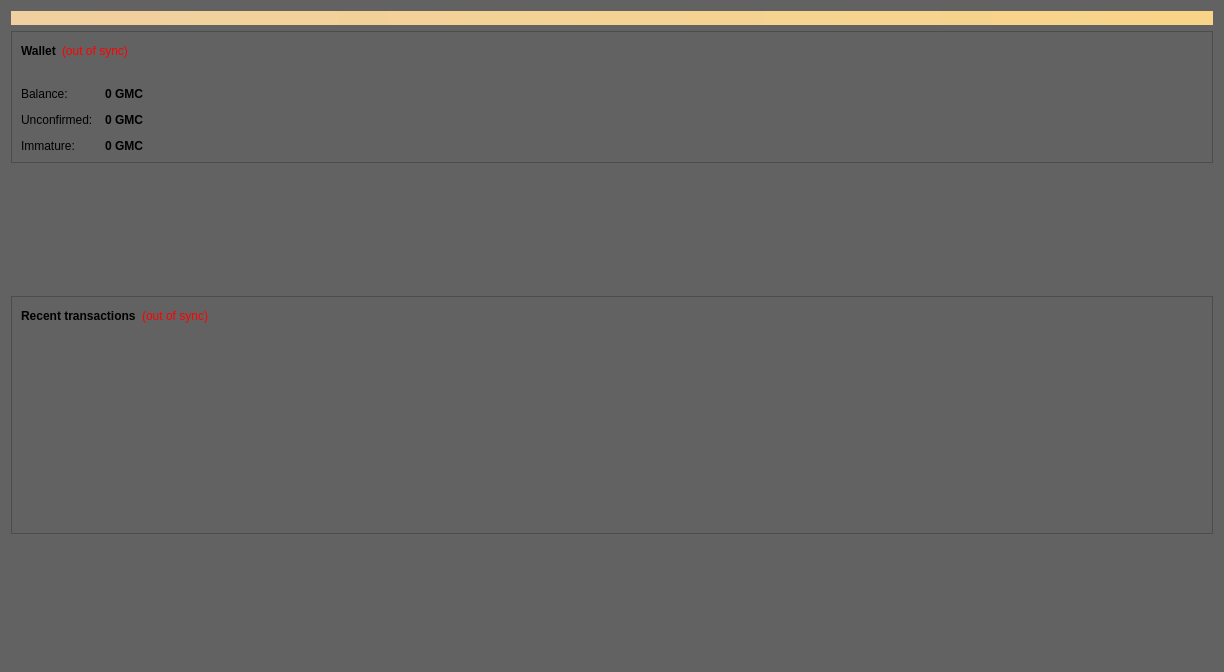
Qt form src/qt/forms/overviewpage.ui (gamers-coin/gamecredits) before a commit.
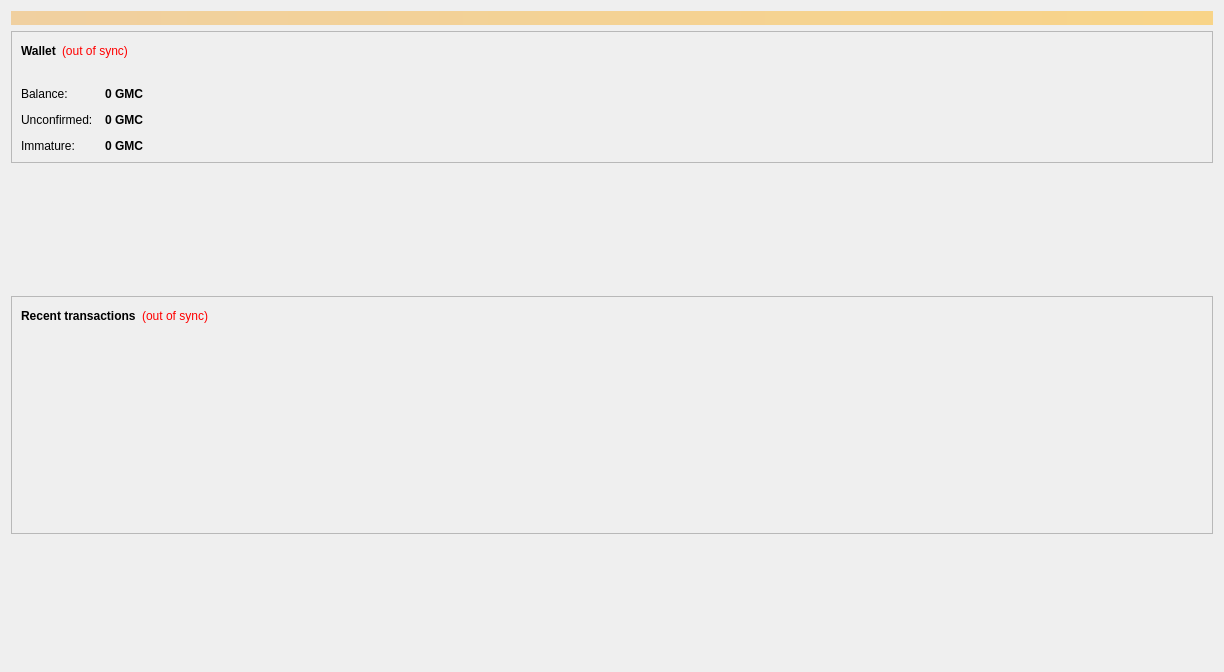
The same form after that commit. Icons and pictures are not drawn.

The edit to the form file:
```diff
--- a/src/qt/forms/overviewpage.ui
+++ b/src/qt/forms/overviewpage.ui
@@ -10,97 +10,6 @@
     <height>672</height>
    </rect>
   </property>
-  <property name="palette">
-   <palette>
-    <active>
-     <colorrole role="Button">
-      <brush brushstyle="SolidPattern">
-       <color alpha="255">
-        <red>0</red>
-        <green>0</green>
-        <blue>255</blue>
-       </color>
-      </brush>
-     </colorrole>
-     <colorrole role="Base">
-      <brush brushstyle="SolidPattern">
-       <color alpha="255">
-        <red>102</red>
-        <green>102</green>
-        <blue>102</blue>
-       </color>
-      </brush>
-     </colorrole>
-     <colorrole role="Window">
-      <brush brushstyle="SolidPattern">
-       <color alpha="255">
-        <red>99</red>
-        <green>98</green>
-        <blue>98</blue>
-       </color>
-      </brush>
-     </colorrole>
-    </active>
-    <inactive>
-     <colorrole role="Button">
-      <brush brushstyle="SolidPattern">
-       <color alpha="255">
-        <red>0</red>
-        <green>0</green>
-        <blue>255</blue>
-       </color>
-      </brush>
-     </colorrole>
-     <colorrole role="Base">
-      <brush brushstyle="SolidPattern">
-       <color alpha="255">
-        <red>102</red>
-        <green>102</green>
-        <blue>102</blue>
-       </color>
-      </brush>
-     </colorrole>
-     <colorrole role="Window">
-      <brush brushstyle="SolidPattern">
-       <color alpha="255">
-        <red>99</red>
-        <green>98</green>
-        <blue>98</blue>
-       </color>
-      </brush>
-     </colorrole>
-    </inactive>
-    <disabled>
-     <colorrole role="Button">
-      <brush brushstyle="SolidPattern">
-       <color alpha="255">
-        <red>0</red>
-        <green>0</green>
-        <blue>255</blue>
-       </color>
-      </brush>
-     </colorrole>
-     <colorrole role="Base">
-      <brush brushstyle="SolidPattern">
-       <color alpha="255">
-        <red>99</red>
-        <green>98</green>
-        <blue>98</blue>
-       </color>
-      </brush>
-     </colorrole>
-     <colorrole role="Window">
-      <brush brushstyle="SolidPattern">
-       <color alpha="255">
-        <red>99</red>
-        <green>98</green>
-        <blue>98</blue>
-       </color>
-      </brush>
-     </colorrole>
-    </disabled>
-   </palette>
-  </property>
   <property name="windowTitle">
    <string>Form</string>
   </property>
```
